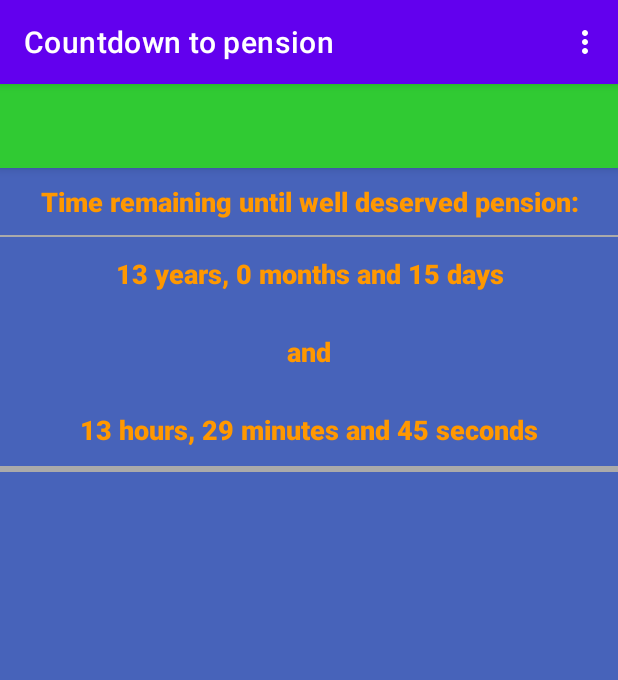
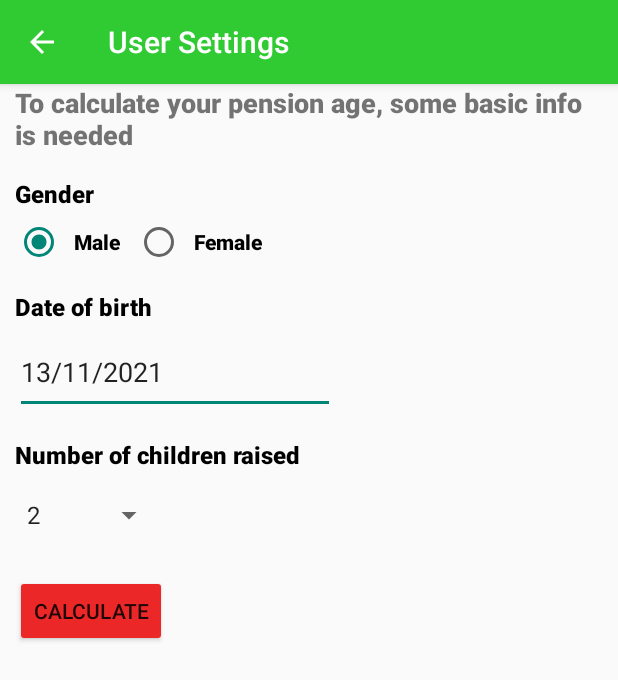
Before and after one commit to tomveselka/PensionCountdown, an Android app: the screen it shows after launch (MainActivity before the commit, UserDataInputActivity after it), in the options menu, after a tap on "User Settings", on a phone screen of 412 x 824 dp. Shown: the top 680 px of the screen. Run offline under Robolectric (Android 15) with nearby library versions, the phone set to English and light mode, and no system bars.

Commit message:
Added preferences handling (save and loa) and pre-filing fields

```diff
--- a/app/build.gradle
+++ b/app/build.gradle
@@ -32,7 +32,6 @@ android {
 }
 
 dependencies {
-
     implementation 'androidx.core:core-ktx:1.7.0'
     implementation 'androidx.appcompat:appcompat:1.3.1'
     implementation 'com.google.android.material:material:1.4.0'
--- a/app/src/main/AndroidManifest.xml
+++ b/app/src/main/AndroidManifest.xml
@@ -8,9 +8,9 @@
         android:label="@string/app_name"
         android:roundIcon="@mipmap/ic_launcher_round"
         android:supportsRtl="true"
-        android:theme="@style/Theme.PensionCountdown">
+        android:theme="@style/Theme.AppCompat.Light.NoActionBar">
         <activity
-            android:name=".UserDataInput"
+            android:name=".UserDataInputActivity"
             android:parentActivityName=".MainActivity"
             android:exported="false" />
         <activity
--- a/app/src/main/java/com/tomveselka/pensioncountdown/MainActivity.kt
+++ b/app/src/main/java/com/tomveselka/pensioncountdown/MainActivity.kt
@@ -1,6 +1,7 @@
 package com.tomveselka.pensioncountdown
 
 import android.app.ActionBar
+import android.content.Intent
 import android.os.Bundle
 import android.os.Handler
 import android.os.Looper
@@ -11,14 +12,19 @@ import android.view.MenuItem
 import android.widget.TextView
 import androidx.appcompat.app.AppCompatActivity
 import androidx.appcompat.widget.Toolbar
+import com.tomveselka.pensioncountdown.preferences.PreferencesHandler
 import com.tomveselka.pensioncountdown.utils.DateAndTimeCalculator
 
 
 class MainActivity : AppCompatActivity() {
     var timerHandler = Handler(Looper.getMainLooper())
     private var dateAndTimeCalculator = DateAndTimeCalculator()
+    private var preferencesHandler = PreferencesHandler()
     lateinit  var timeView : TextView
     lateinit var dateView : TextView
+    //setting some default value for initial initialization of Handler
+    var pensionAge = "65"
+    var birthDate = "01/01/2000"
 
 
     var timerRunnable: Runnable = object : Runnable {
@@ -32,13 +38,17 @@ class MainActivity : AppCompatActivity() {
         super.onCreate(savedInstanceState)
         setContentView(R.layout.activity_main)
 
+        loadPreferences()
+
         //https://www.youtube.com/watch?v=eC1LpeaXT8Y
         var toolbar =findViewById<Toolbar>(R.id.mainToolbar)
         setSupportActionBar(toolbar)
+        val intent = Intent(this, UserDataInputActivity::class.java).apply {  }
         toolbar.setOnMenuItemClickListener(object: Toolbar.OnMenuItemClickListener {
             override fun onMenuItemClick(item: MenuItem): Boolean {
                 if (item.itemId==R.id.user_setting){
                     Log.i("MainActivity", "User setting selected")
+                    startActivity(intent)
                     return true
                 }
                 if (item.itemId==R.id.about){
@@ -49,9 +59,6 @@ class MainActivity : AppCompatActivity() {
             }
         })
 
-        //val intent = Intent(this, UserDataInputActivity::class.java).apply {  }
-        Log.i("MainActivity", "Intent created")
-        //startActivity(intent)
         timeView = findViewById<TextView>(R.id.time_remaining)
         dateView = findViewById<TextView>(R.id.days_remaining)
 
@@ -71,7 +78,13 @@ class MainActivity : AppCompatActivity() {
     }
 
     private fun setDaysRemaining(){
-        dateView.setText(dateAndTimeCalculator.calculateDate(this))
+        dateView.setText(dateAndTimeCalculator.calculateDate(this,birthDate,pensionAge))
     }
 
+    private fun loadPreferences(){
+        var listOfPreference = preferencesHandler.getSavedUserData(this)
+        birthDate = listOfPreference.get(1)
+        pensionAge = listOfPreference.get(3)
+
+    }
 }
--- a/app/src/main/java/com/tomveselka/pensioncountdown/UserDataInputActivity.kt
+++ b/app/src/main/java/com/tomveselka/pensioncountdown/UserDataInputActivity.kt
@@ -1,17 +1,16 @@
 package com.tomveselka.pensioncountdown
 
 import android.app.DatePickerDialog
-import android.opengl.Visibility
 import androidx.appcompat.app.AppCompatActivity
 import android.os.Bundle
 import android.util.Log
-import android.view.Menu
-import android.view.MenuInflater
 import android.view.View
 import android.widget.*
 import java.text.SimpleDateFormat
 import java.util.*
 import android.widget.RadioGroup
+import androidx.appcompat.widget.Toolbar
+import com.tomveselka.pensioncountdown.preferences.PreferencesHandler
 import com.tomveselka.pensioncountdown.utils.PensionAgeCalculator
 import java.time.LocalDate
 import java.time.format.DateTimeFormatter
@@ -29,6 +28,11 @@ class UserDataInputActivity : AppCompatActivity(), AdapterView.OnItemSelectedLis
     lateinit var resultAgeAndDate: TextView
     var cal = Calendar.getInstance()
     private var pensionAgeCalculator = PensionAgeCalculator()
+    private var preferencesHandler = PreferencesHandler()
+    lateinit var pensionAge : String
+    lateinit var dateOfBirth : String
+    lateinit var gender : String
+    lateinit var numberOfChildren : String
 
     override fun onCreate(savedInstanceState: Bundle?) {
         Log.i("UserInput", "Entered user input activity")
@@ -36,9 +40,6 @@ class UserDataInputActivity : AppCompatActivity(), AdapterView.OnItemSelectedLis
 
         setContentView(R.layout.activity_user_data_input)
         initializeViews()
-
-
-        Log.i("UserInput","UserInputInitialised view")
 
         //DROPDOWN NUMBER OF CHILDREN
         // Create an ArrayAdapter using the string array and a default spinner layout
@@ -80,6 +81,21 @@ class UserDataInputActivity : AppCompatActivity(), AdapterView.OnItemSelectedLis
             }
         })
 
+        loadPreferences()
+
+        var toolbar =findViewById<Toolbar>(R.id.mainToolbar)
+        toolbar.title=getString(R.string.user_settings)
+        setSupportActionBar(toolbar)
+        supportActionBar?.setDisplayHomeAsUpEnabled(true)
+        supportActionBar?.setDisplayShowHomeEnabled(true)
+
+
+        Log.i("UserInput","UserInputInitialised view")
+
+
+
+
+
         //GENDER RADIO
         genderRadioGroup.setOnCheckedChangeListener(RadioGroup.OnCheckedChangeListener { group:RadioGroup, checkedId ->
             if (checkedId == R.id.genderRadioButtonMale) {
@@ -95,22 +111,29 @@ class UserDataInputActivity : AppCompatActivity(), AdapterView.OnItemSelectedLis
 
         //RESULT BUTTON
         calculateButton.setOnClickListener {
-            Log.i("UserInputResult","Number of children "+numberOfChildrenSpinner.selectedItemPosition)
-            var gender="male"
+            numberOfChildren=numberOfChildrenSpinner.selectedItemPosition.toString()
+            Log.i("UserInputResult","Number of children "+numberOfChildren)
+
             if (genderRadioGroup.checkedRadioButtonId == R.id.genderRadioButtonMale){
-                var gender = "male"
+                gender = "M"
             }else{
-                var gender = "female"
+                gender = "F"
             }
             Log.i("UserInputResult","Selected radiobutton "+gender)
-            Log.i("UserInputResult","input date "+dateOfBirthEdit.text)
-            var pensionAge = pensionAgeCalculator.calculatePension(gender,dateOfBirthEdit.text.toString(),numberOfChildrenSpinner.selectedItemPosition.toString())
+
+            dateOfBirth = dateOfBirthEdit.text.toString()
+            Log.i("UserInputResult","input date "+dateOfBirth)
+
+            pensionAge = pensionAgeCalculator.calculatePension(gender,dateOfBirthEdit.text.toString(),numberOfChildrenSpinner.selectedItemPosition.toString()).toString()
             Log.i("UserInputResult","Pension age "+pensionAge)
             var formatter = DateTimeFormatter.ofPattern("dd/MM/yyyy")
-            var birthDate = LocalDate.parse(dateOfBirthEdit.text, formatter)
-            var pensionDate=birthDate.plusYears(pensionAge.toLong())
+            var dateOfBirthDate = LocalDate.parse(dateOfBirthEdit.text, formatter)
+            var pensionDate=dateOfBirthDate.plusYears(pensionAge.toLong())
             Log.i("UserInputResult","Pension age "+pensionDate)
-            resultAgeAndDate.text=getString(R.string.resultAgeAndDate,pensionAge,pensionDate)
+
+            preferencesHandler.saveUserData(this, gender, dateOfBirth, numberOfChildren, pensionAge)
+            Log.i("UserInputResult","Data saved to preferences: gender="+gender+" dateOfBirth="+dateOfBirth+" numberOfChildre="+numberOfChildren+" pensionAge="+pensionAge)
+            resultAgeAndDate.text=getString(R.string.resultAgeAndDate,pensionAge.toInt(),pensionDate)
             resultAgeAndDate.visibility=View.VISIBLE
         }
     }
@@ -144,4 +167,25 @@ class UserDataInputActivity : AppCompatActivity(), AdapterView.OnItemSelectedLis
         val sdf = SimpleDateFormat(myFormat, Locale.GERMANY)
         dateOfBirthEdit.setText(sdf.format(cal.getTime()))
     }
+
+    private fun loadPreferences(){
+        var listOfPreference = preferencesHandler.getSavedUserData(this)
+        gender = listOfPreference.get(0)
+        dateOfBirth = listOfPreference.get(1)
+        numberOfChildren = listOfPreference.get(2)
+        pensionAge = listOfPreference.get(3)
+        Log.i("UserInputResult","Data loaded from preferences: gender="+gender+" dateOfBirth="+dateOfBirth+" numberOfChildre="+numberOfChildren+" pensionAge="+pensionAge)
+        setFieldsFromPreferences()
+    }
+
+    private fun setFieldsFromPreferences(){
+        if (gender=="M"){
+            genderRadioGroup.check(genderRadioMale.id)
+        }else{
+            genderRadioGroup.check(genderRadioFemale.id)
+        }
+        dateOfBirthEdit.setText(dateOfBirth)
+        numberOfChildrenSpinner.setSelection(numberOfChildren.toInt())
+
+    }
 }
--- /dev/null
+++ b/app/src/main/java/com/tomveselka/pensioncountdown/preferences/PreferencesHandler.kt
@@ -0,0 +1,43 @@
+package com.tomveselka.pensioncountdown.preferences
+
+import android.content.Context
+import android.util.Log
+import com.tomveselka.pensioncountdown.R
+import java.text.SimpleDateFormat
+import java.time.LocalDate
+import java.time.format.DateTimeFormatter
+import java.util.*
+
+class PreferencesHandler {
+    fun saveUserData(context:Context, gender: String, dateOfBirth: String, numberOfChildren:String, pensionAge:String){
+        val sharedPreferences=context.getSharedPreferences((context.resources.getString(R.string.preference_file_key)), Context.MODE_PRIVATE)
+        sharedPreferences.edit()
+            .putString(context.resources.getString(R.string.preference_file_gender),gender)
+            .putString(context.resources.getString(R.string.preference_file_birthDate),dateOfBirth)
+            .putString(context.resources.getString(R.string.preference_file_numberOfChildren),numberOfChildren)
+            .putString(context.resources.getString(R.string.preference_file_pensionAge),pensionAge)
+            .apply()
+    }
+
+    fun getSavedUserData(context:Context): List<String>{
+        var list = mutableListOf<String>()
+            val sharedPreferences=context.getSharedPreferences((context.resources.getString(R.string.preference_file_key)), Context.MODE_PRIVATE)
+            val gender=sharedPreferences.getString(context.resources.getString(R.string.preference_file_gender), "M")
+            Log.i("PreferencesHandler","Loaded gender successfully, gender="+gender)
+            val sdf = DateTimeFormatter.ofPattern("dd/MM/yyyy")
+            var dateOfBirthDefault = LocalDate.now().format(sdf)
+            Log.i("PreferencesHandler","Set up dateOfBirthDefault successfully, dateOfBirthDefault="+dateOfBirthDefault)
+            val dateOfBirth=sharedPreferences.getString(context.resources.getString(R.string.preference_file_birthDate), dateOfBirthDefault)
+            Log.i("PreferencesHandler","Loaded dateOfBirth successfully, dateOfBirth="+dateOfBirth)
+            val numberOfChildren=sharedPreferences.getString(context.resources.getString(R.string.preference_file_numberOfChildren), "2")
+            Log.i("PreferencesHandler","Loaded numberOfChildren successfully, numberOfChildren="+numberOfChildren)
+            val pensionAge=sharedPreferences.getString(context.resources.getString(R.string.preference_file_pensionAge), "65")
+             Log.i("PreferencesHandler","Loaded pensionAge successfully, pensionAge="+pensionAge)
+            list.add(0, gender!!)
+            list.add(1, dateOfBirth!!)
+            list.add(2, numberOfChildren!!)
+            list.add(3, pensionAge!!)
+        return list
+    }
+
+}
--- a/app/src/main/java/com/tomveselka/pensioncountdown/utils/DateAndTimeCalculator.kt
+++ b/app/src/main/java/com/tomveselka/pensioncountdown/utils/DateAndTimeCalculator.kt
@@ -9,6 +9,7 @@ import java.time.LocalTime
 import kotlin.math.ceil
 import com.tomveselka.pensioncountdown.R.id.*
 import java.time.LocalDate
+import java.time.format.DateTimeFormatter
 import java.time.temporal.ChronoUnit
 
 
@@ -32,9 +33,11 @@ class DateAndTimeCalculator{
         return String.format(context.resources.getString(R.string.hours,hoursString, minutesString,secondsString))
     }
 
-    fun calculateDate(context: Context): String{
-        var birthDate = LocalDate.of(1969,11,28)
-        var pensionDate = birthDate.plusYears(65)
+    fun calculateDate(context: Context, birthDateString: String, pensionAgeString: String): String{
+        var formatter = DateTimeFormatter.ofPattern("dd/MM/yyyy")
+        var birthDate = LocalDate.parse(birthDateString, formatter)
+
+        var pensionDate = birthDate.plusYears(pensionAgeString.toLong())
 
         var yearsBetween = ChronoUnit.YEARS.between(LocalDate.now(), pensionDate)
         val yearsString = context.resources.getQuantityString(R.plurals.number_of_years, yearsBetween.toInt(), yearsBetween)
--- a/app/src/main/res/layout/activity_user_data_input.xml
+++ b/app/src/main/res/layout/activity_user_data_input.xml
@@ -5,18 +5,19 @@
     android:layout_width="match_parent"
     android:layout_height="match_parent"
     android:orientation="vertical"
-    android:paddingLeft="20dp"
-    android:paddingTop="10dp"
-    android:paddingRight="20dp"
     tools:context=".UserDataInputActivity">
-
+    <include
+        android:id="@+id/mainToolbar"
+        layout="@layout/toolbar"/>
     <TextView
         android:id="@+id/pageTitle"
         android:layout_width="match_parent"
         android:layout_height="wrap_content"
         android:fontFamily="sans-serif-black"
         android:text="@string/user_data_input_title"
-        android:textSize="18sp" />
+        android:textSize="18sp"
+        android:layout_marginLeft="10dp"
+        android:layout_marginRight="10dp"/>
 
     <TextView
         android:id="@+id/genderLabel"
@@ -25,13 +26,15 @@
         android:layout_height="wrap_content"
         android:layout_marginTop="16dp"
         android:layout_marginBottom="5dp"
-        android:text="@string/gender" />
+        android:text="@string/gender"
+        android:layout_marginLeft="10dp"/>
 
     <RadioGroup
         android:id="@+id/genderRadioGroup"
         android:layout_width="match_parent"
         android:layout_height="wrap_content"
-        android:orientation="horizontal">
+        android:orientation="horizontal"
+        android:layout_marginLeft="10dp">
 
         <RadioButton
             android:id="@+id/genderRadioButtonMale"
@@ -58,7 +61,8 @@
         android:layout_height="wrap_content"
         android:layout_marginTop="16dp"
         android:layout_marginBottom="5dp"
-        android:text="@string/date_of_birth" />
+        android:text="@string/date_of_birth"
+        android:layout_marginLeft="10dp"/>
 
     <EditText
         android:id="@+id/dateOfBirthInput"
@@ -67,7 +71,8 @@
         android:ems="10"
         android:inputType="date"
         android:minHeight="55dp"
-        tools:ignore="SpeakableTextPresentCheck" />
+        tools:ignore="SpeakableTextPresentCheck"
+        android:layout_marginLeft="10dp"/>
 
     <TextView
         android:id="@+id/numberOfChildrenLabel"
@@ -76,14 +81,16 @@
         android:layout_height="wrap_content"
         android:layout_marginTop="16dp"
         android:layout_marginBottom="5dp"
-        android:text="@string/number_of_children_raised" />
+        android:text="@string/number_of_children_raised"
+        android:layout_marginLeft="10dp"/>
 
     <Spinner
         android:id="@+id/numberOfChildrenSpinner"
         android:layout_width="100dp"
         android:layout_height="wrap_content"
         android:minHeight="48dp"
-        tools:ignore="SpeakableTextPresentCheck" />
+        tools:ignore="SpeakableTextPresentCheck"
+        android:layout_marginLeft="10dp"/>
 
     <Button
         android:id="@+id/calculateButton"
@@ -92,7 +99,8 @@
         android:layout_marginTop="16dp"
         android:layout_marginBottom="16dp"
         android:backgroundTint="#EC2727"
-        android:text="@string/calculate" />
+        android:text="@string/calculate"
+        android:layout_marginLeft="10dp"/>
 
     <TextView
         android:id="@+id/resultAgeAndDate"
@@ -102,6 +110,7 @@
         android:fontFamily="sans-serif-black"
         android:text="@string/resultAgeAndDate"
         android:textColor="#E8B335"
-        android:textSize="18sp" />
+        android:textSize="18sp"
+        android:layout_marginLeft="10dp"/>
 
 </LinearLayout>
--- a/app/src/main/res/values/strings.xml
+++ b/app/src/main/res/values/strings.xml
@@ -17,7 +17,11 @@
     <string name="number_of_children_raised">Number of children raised</string>
     <string name="user_settings">User Settings</string>
     <string name="about_application">About application</string>
-
+    <string name="preference_file_key" translatable="false">com.tomveselka.pensioncountdown.PREFERENCE_FILE_KEY</string>
+    <string name="preference_file_gender" translatable="false">gender</string>
+    <string name="preference_file_birthDate" translatable="false">birthDate</string>
+    <string name="preference_file_numberOfChildren" translatable="false">numberOfChildren</string>
+    <string name="preference_file_pensionAge" translatable="false">pensionAge</string>
     <plurals name="number_of_years">
         <item quantity="one"><big>%d</big> year</item>
         <item quantity="other"><big>%d</big> years</item>
```
